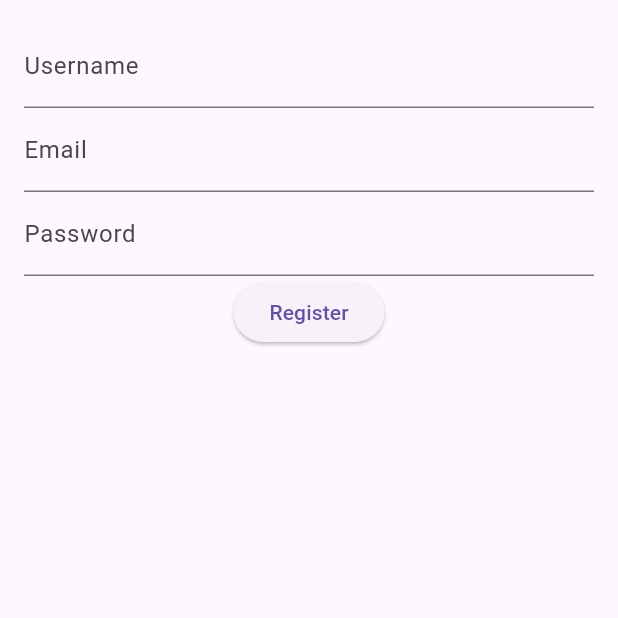
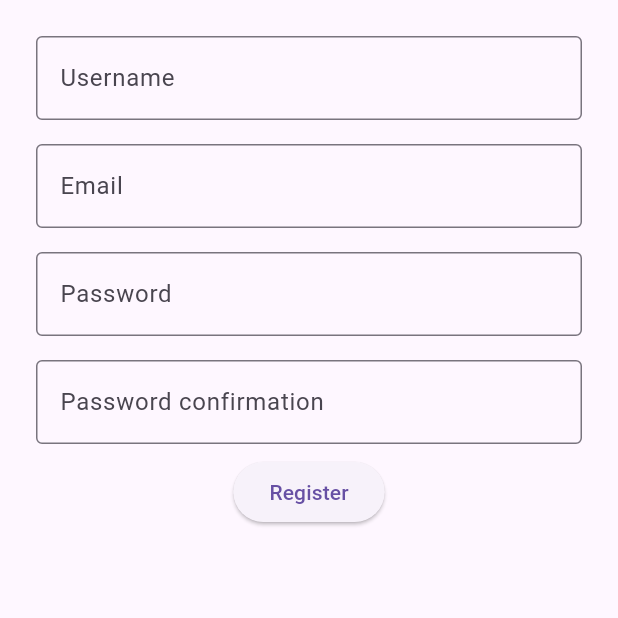
Before and after one commit to DoctorTau/Challengify-mobile, a Flutter app: the screen it shows after launch, after a tap on "Register", on a phone screen of 412 x 824 dp, the top half of it. Run offline on Flutter 3.47's test engine with Material 3 defaults, Android fonts, the phone set to English and light mode, and no system bars; our stand-ins replace freezed_annotation, logger, shared_preferences; generated files the repository leaves out were written again; network calls fail.

Commit message:
Refactor login and registration screens, and add TextInputWidget

```diff
--- a/lib/src/view/screens/login_screen.dart
+++ b/lib/src/view/screens/login_screen.dart
@@ -1,6 +1,7 @@
 import 'package:challengify_app/src/Storage/JwtStorage.dart';
 import 'package:challengify_app/src/view/screens/registration_screen.dart';
 import 'package:challengify_app/src/view/widgets/full_width_button.dart';
+import 'package:challengify_app/src/view/widgets/text_input.dart';
 import 'package:challengify_app/src/web_interactors/auth_interactor.dart';
 import 'package:flutter/material.dart';
 
@@ -32,6 +33,18 @@ class _LoginPageState extends State<LoginPage> {
     }
   }
 
+  _visibilityBasedOnError() {
+    if (_errorMessage.isNotEmpty) {
+      return Text(
+        _errorMessage,
+        style: const TextStyle(color: Colors.red),
+      );
+    } else {
+      return const SizedBox
+          .shrink(); // Returns an empty box when _errorMessage is empty
+    }
+  }
+
   @override
   Widget build(BuildContext context) {
     return Scaffold(
@@ -43,23 +56,20 @@ class _LoginPageState extends State<LoginPage> {
         child: Center(
           child: Column(
             children: [
-              TextField(
+              TextInputWidget(
                 controller: _emailController,
-                decoration: InputDecoration(
-                  labelText: 'Email',
-                ),
+                labelText: 'Email',
               ),
-              TextField(
+              TextInputWidget(
                 controller: _passwordController,
-                decoration: InputDecoration(
-                  labelText: 'Password',
-                ),
+                labelText: 'Password',
                 obscureText: true,
               ),
               FullWidhtButton(
                 onPressed: _login,
                 text: "Login",
               ),
+              _visibilityBasedOnError(),
               FullWidhtButton(
                 onPressed: () {
                   Navigator.push(
@@ -69,7 +79,6 @@ class _LoginPageState extends State<LoginPage> {
                 },
                 text: "Register",
               ),
-              Text(_errorMessage, style: TextStyle(color: Colors.red)),
             ],
           ),
         ),
--- a/lib/src/view/screens/registration_screen.dart
+++ b/lib/src/view/screens/registration_screen.dart
@@ -1,4 +1,5 @@
 import 'package:challengify_app/src/Storage/JwtStorage.dart';
+import 'package:challengify_app/src/view/widgets/text_input.dart';
 import 'package:challengify_app/src/web_interactors/auth_interactor.dart';
 import 'package:flutter/material.dart';
 
@@ -13,6 +14,7 @@ class _RegisterPageState extends State<RegisterPage> {
   final _usernameController = TextEditingController();
   final _emailController = TextEditingController();
   final _passwordController = TextEditingController();
+  final _passwordConfirmationController = TextEditingController();
   final _authInteractor = AuthInteractor(baseUrl: 'http://10.0.2.2:8080');
 
   String _errorMessage = '';
@@ -23,6 +25,7 @@ class _RegisterPageState extends State<RegisterPage> {
         _usernameController.text,
         _emailController.text,
         _passwordController.text,
+        _passwordConfirmationController.text,
       );
       await Storage.saveJwt(jwt);
       if (Navigator.canPop(context)) {
@@ -45,23 +48,22 @@ class _RegisterPageState extends State<RegisterPage> {
           padding: const EdgeInsets.all(16.0),
           child: Column(
             children: <Widget>[
-              TextField(
+              TextInputWidget(
                 controller: _usernameController,
-                decoration: InputDecoration(
-                  labelText: 'Username',
-                ),
+                labelText: 'Username',
               ),
-              TextField(
+              TextInputWidget(
                 controller: _emailController,
-                decoration: InputDecoration(
-                  labelText: 'Email',
-                ),
+                labelText: 'Email',
               ),
-              TextField(
+              TextInputWidget(
                 controller: _passwordController,
-                decoration: InputDecoration(
-                  labelText: 'Password',
-                ),
+                labelText: 'Password',
+                obscureText: true,
+              ),
+              TextInputWidget(
+                controller: _passwordConfirmationController,
+                labelText: 'Password confirmation',
                 obscureText: true,
               ),
               ElevatedButton(
--- a/lib/src/view/widgets/full_width_button.dart
+++ b/lib/src/view/widgets/full_width_button.dart
@@ -10,13 +10,16 @@ class FullWidhtButton extends StatelessWidget {
   @override
   Widget build(BuildContext context) {
     return Padding(
-      padding: const EdgeInsets.all(8.0),
+      padding: const EdgeInsets.fromLTRB(8, 4, 8, 4),
       child: SizedBox(
           width: double.infinity,
           child: ElevatedButton(
-            onPressed: onPressed,
-            child: Text(text),
-          )),
+              onPressed: onPressed,
+              style: ElevatedButton.styleFrom(
+                backgroundColor: Colors.blue,
+              ),
+              child: Text(text,
+                  style: const TextStyle(fontSize: 20, color: Colors.white)))),
     );
   }
 }
--- /dev/null
+++ b/lib/src/view/widgets/text_input.dart
@@ -0,0 +1,29 @@
+import 'package:flutter/material.dart';
+
+class TextInputWidget extends StatelessWidget {
+  final TextEditingController controller;
+  final String labelText;
+  final bool obscureText;
+
+  const TextInputWidget(
+      {required this.controller,
+      required this.labelText,
+      this.obscureText = false});
+
+  @override
+  Widget build(BuildContext context) {
+    return Padding(
+      padding: const EdgeInsets.all(8.0),
+      child: TextField(
+        controller: controller,
+        obscureText: obscureText,
+        decoration: InputDecoration(
+          labelText: labelText,
+          border: const OutlineInputBorder(
+            borderSide: BorderSide(color: Colors.blue, width: 1.0),
+          ),
+        ),
+      ),
+    );
+  }
+}
--- a/lib/src/web_interactors/auth_interactor.dart
+++ b/lib/src/web_interactors/auth_interactor.dart
@@ -9,8 +9,8 @@ class AuthInteractor {
 
   AuthInteractor({required this.baseUrl});
 
-  Future<String> register(
-      String username, String email, String password) async {
+  Future<String> register(String username, String email, String password,
+      String passwordConfirmation) async {
     final response = await http.post(
       Uri.parse('$baseUrl/api/Auth/register'),
       headers: <String, String>{
@@ -20,6 +20,7 @@ class AuthInteractor {
         'Username': username,
         'Email': email,
         'Password': password,
+        'PasswordConfirmation': passwordConfirmation,
       }),
     );
 
```
